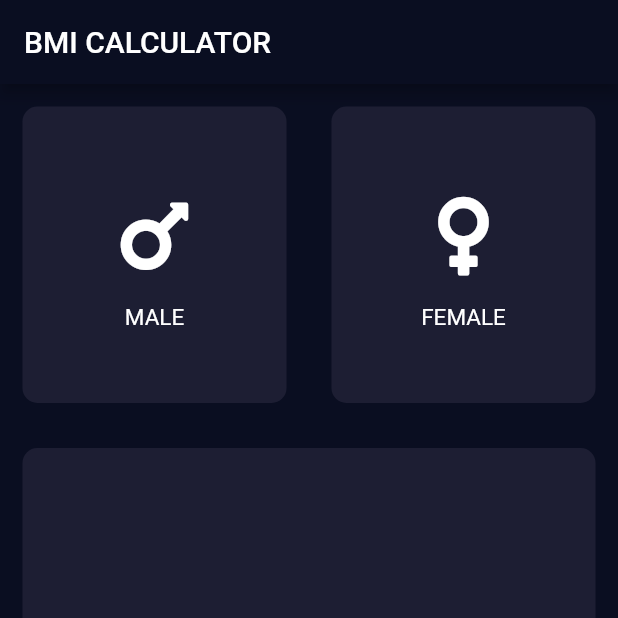
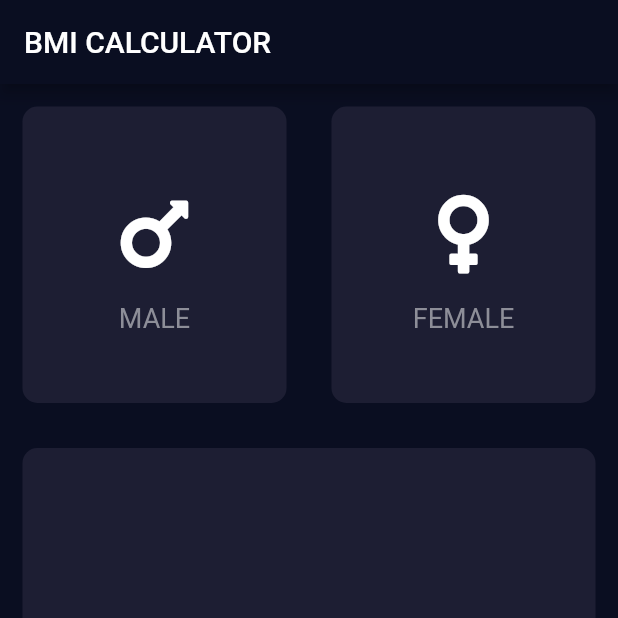
Before and after one commit to londonappbrewery/bmi-calculator-flutter, a Flutter app: the screen it shows after launch, on a phone screen of 412 x 824 dp, the top half of it. Run offline on Flutter 3.47's test engine with Material 2 defaults, Android fonts, the phone set to English and light mode, and no system bars; our stand-ins replace font_awesome_flutter.

Commit message:
refactored my fontAwesomeWidget to hold a column and text for the icon description

```diff
--- a/lib/pages/InputPage.dart
+++ b/lib/pages/InputPage.dart
@@ -34,11 +34,10 @@ class _InputPageState extends State<InputPage> {
                         margin: EdgeInsets.only(bottom: 8.0),
                         icon: FaIcon(FontAwesomeIcons.mars),
                         size: 60.0,
+                        textColor: Color(0xFF8D8E98),
+                        textSize: 18.0,
+                        iconText: 'MALE',
                       ),
-                      Text(
-                        'MALE',
-                        style: TextStyle(fontSize: 15.0),
-                      )
                     ],
                   ),
                 )),
@@ -52,11 +51,10 @@ class _InputPageState extends State<InputPage> {
                         margin: EdgeInsets.only(bottom: 8.0),
                         icon: FaIcon(FontAwesomeIcons.venus),
                         size: 60.0,
+                        iconText: 'FEMALE',
+                        textColor: Color(0xFF8D8E98),
+                        textSize: 18.0,
                       ),
-                      Text(
-                        'FEMALE',
-                        style: TextStyle(fontSize: 15.0),
-                      )
                     ],
                   ),
                 ))
--- a/lib/widgetBuilder/fontAwesomeWidget.dart
+++ b/lib/widgetBuilder/fontAwesomeWidget.dart
@@ -6,19 +6,28 @@ class FontAwesomeWidget extends StatelessWidget {
       {@required this.icon,
       @required this.size,
       this.color,
+      @required this.iconText,
       this.callback,
-      this.margin});
+      this.margin,
+      @required this.textColor,
+      @required this.textSize});
 
   final icon;
   final double size;
   final Color color;
   final callback;
   final EdgeInsetsGeometry margin;
+  final String iconText;
+  final double textSize;
+  final Color textColor;
 
   @override
   Widget build(BuildContext context) {
     // TODO: implement build
-    return Container(
+    return Column(
+      mainAxisAlignment: MainAxisAlignment.center,
+      children: [
+        Container(
           margin: margin,
           child: IconButton(
               // Use the FaIcon Widget + FontAwesomeIcons class for the IconData
@@ -27,6 +36,12 @@ class FontAwesomeWidget extends StatelessWidget {
               onPressed: () {
                 callback();
               }),
+        ),
+        Text(
+          iconText,
+          style: TextStyle(color: textColor, fontSize: textSize),
+        )
+      ],
     );
   }
 }
```
Lines whose indentation alone changed are shown as unchanged.
